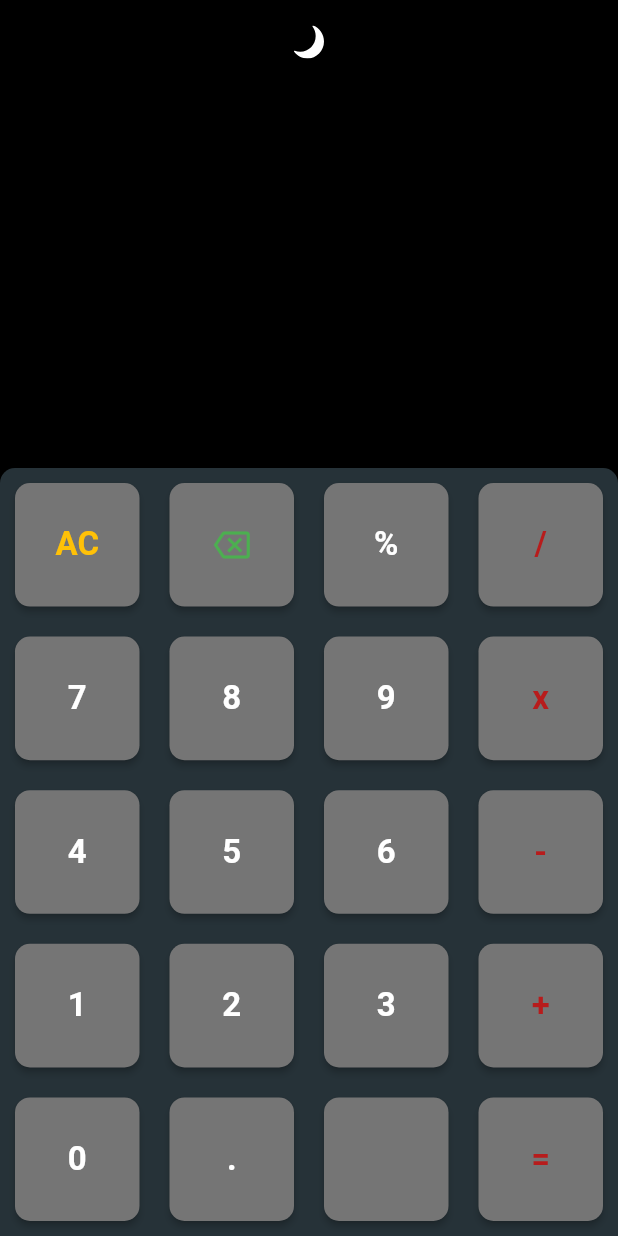
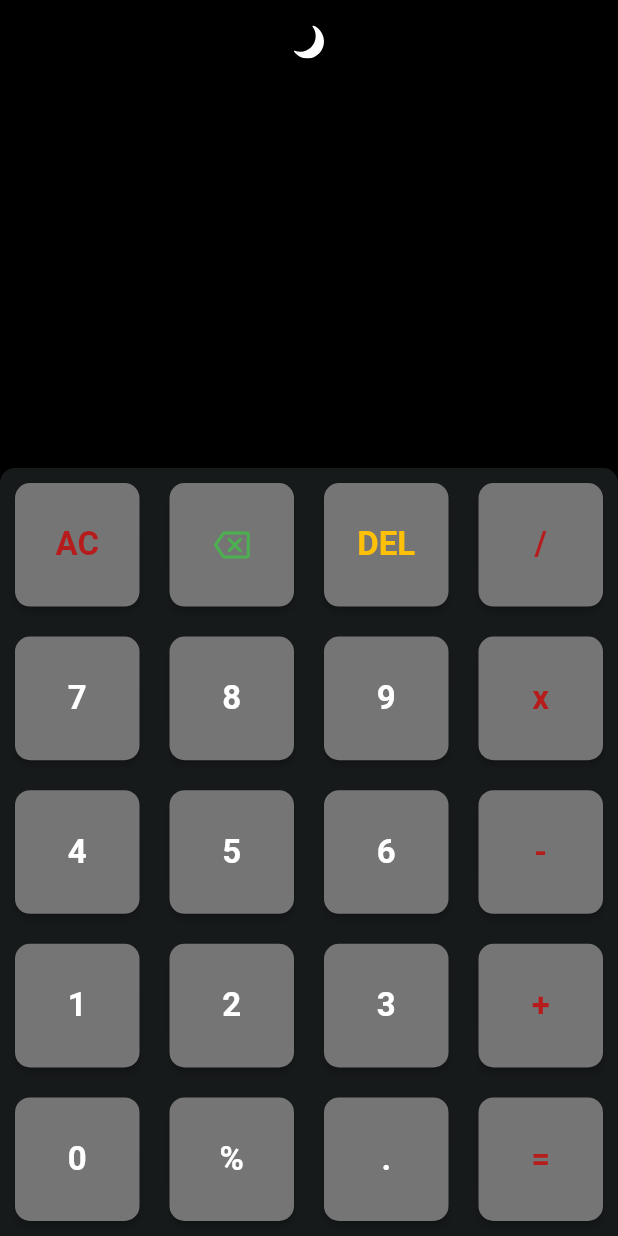
Before and after one commit to mercyjae/calculator_app, a Flutter app: the screen it shows after launch, after a tap on "AC", on a phone screen of 412 x 824 dp. Run offline on Flutter 3.47's test engine with Material 2 defaults, Android fonts, the phone set to English and light mode, and no system bars; our stand-ins replace flutter_riverpod, flutter_svg, math_expressions.

Commit message:
color adjusted

```diff
--- a/lib/button_widget.dart
+++ b/lib/button_widget.dart
@@ -48,11 +48,12 @@ class ButtonWidget extends StatelessWidget {
     case "x":
     case "+":
     case "=":
-
       return  isTheme?Colors.red: Colors.red.shade900;
     case "AC":
     case "<":
-      return isTheme?Colors.amber:  Colors.amber.shade500;
+      return isTheme?Colors.red:  Colors.red.shade900;
+    case "DEL":
+    return isTheme? Colors.amber:  Colors.amber.shade500;
     default:
       return isTheme ?Colors.black: Colors.white;
   }
--- a/lib/main.dart
+++ b/lib/main.dart
@@ -22,26 +22,33 @@ class _MyAppState extends State<MyApp> {
   Widget build(BuildContext context) {
     return MaterialApp(
         debugShowCheckedModeBanner: false,
-            title: 'Flutter Demo',
-             theme: _isTheme ? MyTheme.lightTheme :  MyTheme.darkTheme,
+        theme: _isTheme ? MyTheme.lightTheme : MyTheme.darkTheme,
         home: Scaffold(
           appBar: AppBar(
-          title: Center(child: InkWell(onTap: (){
+              title: Center(
+                  child: InkWell(
+                      onTap: () {
                         setState(() {
                           _isTheme = !_isTheme;
                         });
                       },
-            child: _isTheme?SvgPicture.asset('assets/icons/sun.svg',color: Colors.black,):
-            SvgPicture.asset('assets/icons/moon.svg',color: Colors.white,))),
+                      child: _isTheme
+                          ? SvgPicture.asset(
+                              'assets/icons/sun.svg',
+                              color: Colors.black,
+                            )
+                          : SvgPicture.asset(
+                              'assets/icons/moon.svg',
+                              color: Colors.white,
+                            ))),
               elevation: 0),
           body: Column(children: [
-
             Expanded(child: buildResult()),
             Expanded(flex: 2, child: buildButton(_isTheme))
           ]),
         ));
+  }
 
-  }
   Widget buildResult() {
     return Consumer(builder: (context, ref, child) {
       final state = ref.watch(calculatorProvider);
@@ -54,7 +61,7 @@ class _MyAppState extends State<MyApp> {
             Text(
               state.equation,
               overflow: TextOverflow.ellipsis,
-              style:  const TextStyle( fontSize: 36),
+              style: const TextStyle(fontSize: 36),
             ),
             const SizedBox(
               height: 24,
@@ -62,8 +69,7 @@ class _MyAppState extends State<MyApp> {
             Text(
               state.result,
               overflow: TextOverflow.ellipsis,
-              style:  const TextStyle(
-               fontSize: 18),
+              style: const TextStyle(fontSize: 18),
             )
           ],
         ),
@@ -72,18 +78,19 @@ class _MyAppState extends State<MyApp> {
   }
 
   Widget buildButton([bool isTheme = false]) {
-    //bool _isTheme = false;
     return Container(
-      decoration:  BoxDecoration(
-      color: _isTheme? Colors.blueGrey.shade100: Colors.blueGrey.shade900,
+      decoration: BoxDecoration(
+        color: _isTheme
+            ? Colors.blueGrey.shade100
+            : const Color.fromARGB(255, 23, 26, 27),
         borderRadius: const BorderRadius.vertical(top: Radius.circular(10)),
       ),
       child: Column(children: [
-        buildButtonRow(["AC", "<", "%", "/"], _isTheme),
+        buildButtonRow(["AC", "<", "DEL", "/"], _isTheme),
         buildButtonRow(["7", "8", "9", "x"], _isTheme),
         buildButtonRow(["4", "5", "6", "-"], _isTheme),
         buildButtonRow(["1", "2", "3", "+"], _isTheme),
-        buildButtonRow(["0", ".", "", "="], _isTheme),
+        buildButtonRow(["0", "%", ".", "="], _isTheme),
       ]),
     );
   }
@@ -99,11 +106,13 @@ class _MyAppState extends State<MyApp> {
                       isTheme: isTheme,
                       onclicked: () {
                         if (text == "<") {
-                          notifier.delete();
+                          notifier.reset();
                         } else if (text == "AC") {
                           notifier.clear();
                         } else if (text == "=") {
                           notifier.calculate();
+                        } else if (text == 'DEL') {
+                          notifier.delete();
                         } else {
                           ref.read(calculatorProvider.notifier).append(text);
                         }
@@ -113,6 +122,4 @@ class _MyAppState extends State<MyApp> {
       );
     });
   }
-
-
 }
```
Also changed, not shown: lib/riverpod.dart (+18 -4 lines), lib/theme_color.dart (+8 -9 lines), lib/utils.dart (+0 -12 lines). Lines whose indentation alone changed are shown as unchanged.
